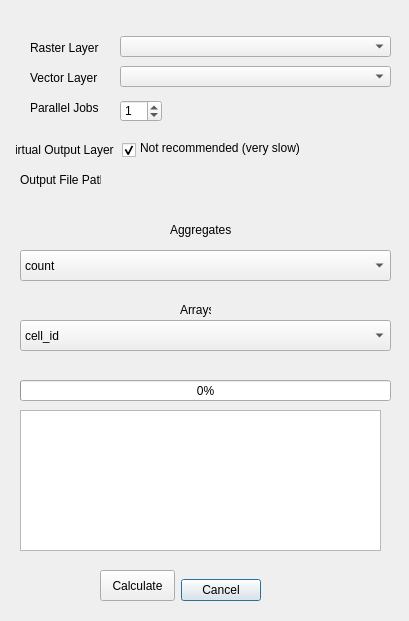
JakubCha/exactextract_qgis, file zonal_exact_dialog_base.ui: the form before one commit.
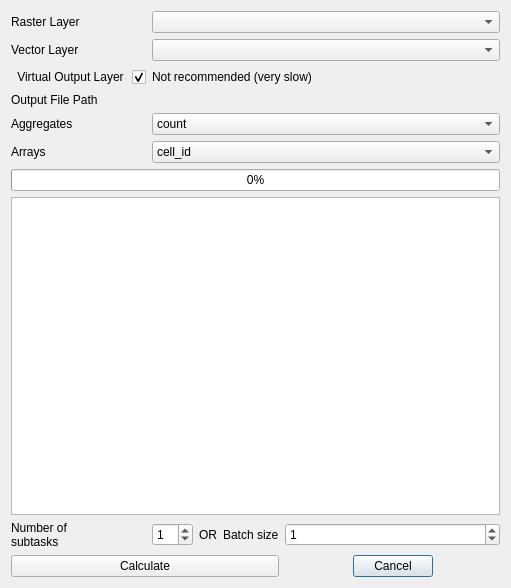
The form after the commit. Custom widgets are drawn as their Qt base class.

Commit message: widgets grow with growing dialog size

```diff
--- a/zonal_exact_dialog_base.ui
+++ b/zonal_exact_dialog_base.ui
@@ -6,129 +6,38 @@
    <rect>
     <x>0</x>
     <y>0</y>
-    <width>409</width>
-    <height>621</height>
+    <width>511</width>
+    <height>588</height>
    </rect>
   </property>
   <property name="windowTitle">
    <string>Zonal Exact Extract</string>
   </property>
-  <widget class="QDialogButtonBox" name="mButtonBox">
-   <property name="geometry">
-    <rect>
-     <x>180</x>
-     <y>570</y>
-     <width>81</width>
-     <height>41</height>
-    </rect>
-   </property>
-   <property name="orientation">
-    <enum>Qt::Horizontal</enum>
-   </property>
-   <property name="standardButtons">
-    <set>QDialogButtonBox::Cancel</set>
-   </property>
-   <property name="centerButtons">
-    <bool>true</bool>
-   </property>
-  </widget>
-  <widget class="QgsMapLayerComboBox" name="mRasterLayerComboBox">
-   <property name="geometry">
-    <rect>
-     <x>120</x>
-     <y>36</y>
-     <width>271</width>
-     <height>21</height>
-    </rect>
-   </property>
-  </widget>
+  <layout class="QGridLayout" name="gridLayout_2">
+   <item row="0" column="0">
+    <layout class="QGridLayout" name="gridLayout">
+     <property name="sizeConstraint">
+      <enum>QLayout::SetMaximumSize</enum>
+     </property>
+     <item row="0" column="0">
   <widget class="QLabel" name="label">
-   <property name="geometry">
-    <rect>
-     <x>30</x>
-     <y>40</y>
-     <width>71</width>
-     <height>16</height>
-    </rect>
-   </property>
    <property name="text">
     <string>Raster Layer</string>
    </property>
   </widget>
-  <widget class="QgsMapLayerComboBox" name="mVectorLayerComboBox">
-   <property name="geometry">
-    <rect>
-     <x>120</x>
-     <y>66</y>
-     <width>271</width>
-     <height>21</height>
-    </rect>
-   </property>
-  </widget>
-  <widget class="QLabel" name="label_2">
-   <property name="geometry">
-    <rect>
-     <x>30</x>
-     <y>70</y>
-     <width>71</width>
-     <height>16</height>
-    </rect>
-   </property>
-   <property name="text">
-    <string>Vector Layer</string>
-   </property>
-  </widget>
-  <widget class="QLabel" name="label_3">
-   <property name="geometry">
-    <rect>
-     <x>30</x>
-     <y>100</y>
-     <width>71</width>
-     <height>16</height>
-    </rect>
-   </property>
-   <property name="text">
-    <string>Parallel Jobs</string>
-   </property>
-  </widget>
-  <widget class="QSpinBox" name="mSpinBox">
-   <property name="geometry">
-    <rect>
-     <x>120</x>
-     <y>100</y>
-     <width>42</width>
-     <height>22</height>
-    </rect>
-   </property>
-   <property name="value">
-    <number>1</number>
-   </property>
-  </widget>
-  <widget class="QProgressBar" name="mProgressBar">
-   <property name="geometry">
-    <rect>
-     <x>20</x>
-     <y>380</y>
-     <width>371</width>
-     <height>21</height>
-    </rect>
-   </property>
-   <property name="value">
-    <number>0</number>
-   </property>
-   <property name="textVisible">
+     </item>
+     <item row="8" column="0" colspan="6">
+      <widget class="QPlainTextEdit" name="mPlainText">
+       <property name="readOnly">
     <bool>true</bool>
    </property>
-  </widget>
+       <property name="plainText">
+        <string/>
+       </property>
+      </widget>
+     </item>
+     <item row="3" column="1" colspan="5">
   <widget class="QgsFileWidget" name="mQgsOutputFileWidget">
-   <property name="geometry">
-    <rect>
-     <x>120</x>
-     <y>170</y>
-     <width>271</width>
-     <height>27</height>
-    </rect>
-   </property>
    <property name="fileWidgetButtonVisible">
     <bool>true</bool>
    </property>
@@ -145,28 +54,83 @@
     <enum>QgsFileWidget::SaveFile</enum>
    </property>
   </widget>
-  <widget class="QLabel" name="label_4">
-   <property name="geometry">
-    <rect>
-     <x>20</x>
-     <y>170</y>
-     <width>81</width>
-     <height>20</height>
-    </rect>
-   </property>
+     </item>
+     <item row="4" column="0">
+      <widget class="QLabel" name="label_5">
+       <property name="text">
+        <string>Aggregates</string>
+       </property>
+      </widget>
+     </item>
+     <item row="10" column="5">
+      <widget class="QDialogButtonBox" name="mButtonBox">
+       <property name="orientation">
+        <enum>Qt::Horizontal</enum>
+       </property>
+       <property name="standardButtons">
+        <set>QDialogButtonBox::Cancel</set>
+       </property>
+       <property name="centerButtons">
+        <bool>true</bool>
+       </property>
+      </widget>
+     </item>
+     <item row="6" column="0" colspan="6">
+      <widget class="QProgressBar" name="mProgressBar">
+       <property name="value">
+        <number>0</number>
+       </property>
+       <property name="textVisible">
+        <bool>true</bool>
+       </property>
+      </widget>
+     </item>
+     <item row="5" column="1" colspan="5">
+      <widget class="QgsCheckableComboBox" name="mArraysComboBox">
+       <property name="toolTip">
+        <string>Select statistics that output multiple values (array)</string>
+       </property>
+       <item>
    <property name="text">
-    <string>Output File Path</string>
-   </property>
-  </widget>
+         <string>cell_id</string>
+        </property>
+       </item>
+       <item>
+        <property name="text">
+         <string>center_x</string>
+        </property>
+       </item>
+       <item>
+        <property name="text">
+         <string>center_y</string>
+        </property>
+       </item>
+       <item>
+        <property name="text">
+         <string>coverage</string>
+        </property>
+       </item>
+       <item>
+        <property name="text">
+         <string>values</string>
+        </property>
+       </item>
+       <item>
+        <property name="text">
+         <string>weights</string>
+        </property>
+       </item>
+      </widget>
+     </item>
+     <item row="9" column="1" colspan="2">
+      <widget class="QSpinBox" name="mSpinBox">
+       <property name="value">
+        <number>1</number>
+       </property>
+      </widget>
+     </item>
+     <item row="4" column="1" colspan="5">
   <widget class="QgsCheckableComboBox" name="mAggregatesComboBox">
-   <property name="geometry">
-    <rect>
-     <x>20</x>
-     <y>250</y>
-     <width>371</width>
-     <height>31</height>
-    </rect>
-   </property>
    <property name="acceptDrops">
     <bool>false</bool>
    </property>
@@ -285,116 +249,74 @@
     </property>
    </item>
   </widget>
-  <widget class="QgsCheckableComboBox" name="mArraysComboBox">
-   <property name="geometry">
-    <rect>
-     <x>20</x>
-     <y>320</y>
-     <width>371</width>
-     <height>31</height>
-    </rect>
-   </property>
-   <property name="toolTip">
-    <string>Select statistics that output multiple values (array)</string>
-   </property>
-   <item>
-    <property name="text">
-     <string>cell_id</string>
-    </property>
-   </item>
-   <item>
-    <property name="text">
-     <string>center_x</string>
-    </property>
-   </item>
-   <item>
-    <property name="text">
-     <string>center_y</string>
-    </property>
-   </item>
-   <item>
-    <property name="text">
-     <string>coverage</string>
-    </property>
-   </item>
-   <item>
-    <property name="text">
-     <string>values</string>
-    </property>
-   </item>
-   <item>
-    <property name="text">
-     <string>weights</string>
-    </property>
-   </item>
-  </widget>
-  <widget class="QLabel" name="label_5">
-   <property name="geometry">
-    <rect>
-     <x>170</x>
-     <y>220</y>
-     <width>61</width>
-     <height>20</height>
-    </rect>
-   </property>
-   <property name="text">
-    <string>Aggregates</string>
-   </property>
-  </widget>
-  <widget class="QLabel" name="label_6">
-   <property name="geometry">
-    <rect>
-     <x>180</x>
-     <y>300</y>
-     <width>31</width>
-     <height>20</height>
-    </rect>
-   </property>
-   <property name="text">
-    <string>Arrays</string>
-   </property>
-  </widget>
+     </item>
+     <item row="10" column="0" colspan="5">
   <widget class="QPushButton" name="mCalculateButton">
-   <property name="geometry">
-    <rect>
-     <x>100</x>
-     <y>570</y>
-     <width>75</width>
-     <height>31</height>
-    </rect>
-   </property>
    <property name="text">
     <string>Calculate</string>
    </property>
+       <property name="checkable">
+        <bool>false</bool>
+       </property>
+       <property name="checked">
+        <bool>false</bool>
+       </property>
    <property name="autoDefault">
     <bool>false</bool>
    </property>
   </widget>
-  <widget class="QPlainTextEdit" name="mPlainText">
-   <property name="geometry">
-    <rect>
-     <x>20</x>
-     <y>410</y>
-     <width>361</width>
-     <height>141</height>
-    </rect>
-   </property>
-   <property name="readOnly">
-    <bool>true</bool>
-   </property>
-   <property name="plainText">
-    <string/>
-   </property>
-  </widget>
+     </item>
+     <item row="5" column="0">
+      <widget class="QLabel" name="label_6">
+       <property name="text">
+        <string>Arrays</string>
+       </property>
+      </widget>
+     </item>
+     <item row="3" column="0">
+      <widget class="QLabel" name="label_4">
+       <property name="text">
+        <string>Output File Path</string>
+       </property>
+      </widget>
+     </item>
+     <item row="2" column="1" colspan="5">
+      <widget class="QLabel" name="label_7">
+       <property name="text">
+        <string>Not recommended (very slow)</string>
+       </property>
+      </widget>
+     </item>
+     <item row="9" column="0">
+      <widget class="QLabel" name="label_3">
+       <property name="text">
+        <string>Number of 
+subtasks</string>
+       </property>
+      </widget>
+     </item>
+     <item row="0" column="1" colspan="5">
+      <widget class="QgsMapLayerComboBox" name="mRasterLayerComboBox"/>
+     </item>
+     <item row="1" column="0">
+      <widget class="QLabel" name="label_2">
+       <property name="text">
+        <string>Vector Layer</string>
+       </property>
+      </widget>
+     </item>
+     <item row="1" column="1" colspan="5">
+      <widget class="QgsMapLayerComboBox" name="mVectorLayerComboBox"/>
+     </item>
+     <item row="9" column="4">
+      <widget class="QLabel" name="label_8">
+       <property name="text">
+        <string>Batch size</string>
+       </property>
+      </widget>
+     </item>
+     <item row="2" column="0">
   <widget class="QCheckBox" name="mVirtualCheckBox">
-   <property name="geometry">
-    <rect>
-     <x>15</x>
-     <y>140</y>
-     <width>121</width>
-     <height>20</height>
-    </rect>
-   </property>
    <property name="layoutDirection">
     <enum>Qt::RightToLeft</enum>
    </property>
@@ -408,19 +330,24 @@
     <bool>false</bool>
    </property>
   </widget>
-  <widget class="QLabel" name="label_7">
-   <property name="geometry">
-    <rect>
-     <x>140</x>
-     <y>140</y>
-     <width>221</width>
-     <height>16</height>
-    </rect>
-   </property>
+     </item>
+     <item row="9" column="3">
+      <widget class="QLabel" name="label_9">
    <property name="text">
-    <string>Not recommended (very slow)</string>
-   </property>
-  </widget>
+        <string>OR</string>
+       </property>
+      </widget>
+     </item>
+     <item row="9" column="5">
+      <widget class="QSpinBox" name="mSpinBox_2">
+       <property name="value">
+        <number>1</number>
+       </property>
+      </widget>
+     </item>
+    </layout>
+   </item>
+  </layout>
  </widget>
  <customwidgets>
   <customwidget>
```
Lines whose indentation alone changed are shown as unchanged. The commit also changes 1 other file.
